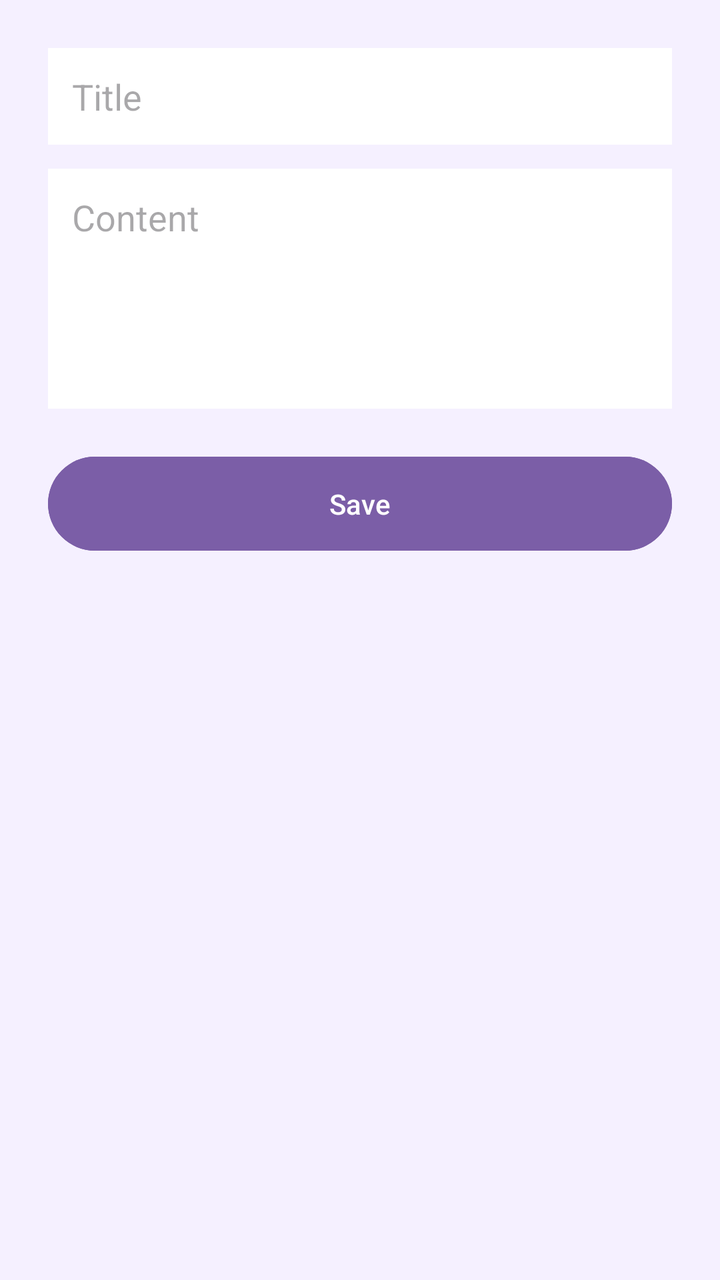
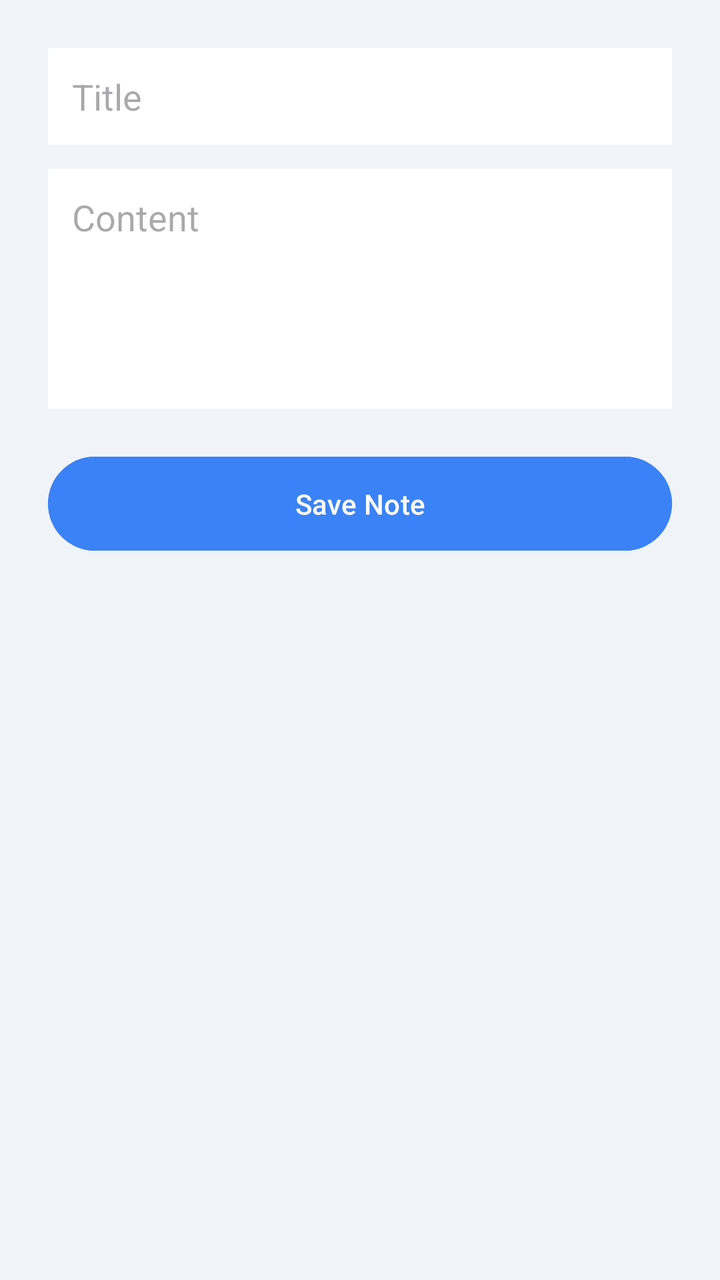

Before-and-after screenshots of an Android layout around one commit, followed by the original layout XML and the change that was made.
<!-- AndroidManifest.xml: application theme Theme.Naylaai -->
<!-- res/layout/fragment_note_form.xml -->
<?xml version="1.0" encoding="utf-8"?>
<LinearLayout
    xmlns:android="http://schemas.android.com/apk/res/android"
    android:layout_width="match_parent"
    android:layout_height="match_parent"
    android:orientation="vertical"
    android:padding="24dp"
    android:background="#F5F0FF">

    <EditText
        android:id="@+id/etTitle"
        android:layout_width="match_parent"
        android:layout_height="wrap_content"
        android:hint="Title"
        android:background="@android:color/white"
        android:padding="12dp"
        android:layout_marginBottom="12dp"/>

    <EditText
        android:id="@+id/etContent"
        android:layout_width="match_parent"
        android:layout_height="120dp"
        android:hint="Content"
        android:background="@android:color/white"
        android:padding="12dp"
        android:gravity="top"
        android:layout_marginBottom="20dp"/>

    <Button
        android:id="@+id/btnSave"
        android:layout_width="match_parent"
        android:layout_height="wrap_content"
        android:text="Save"
        android:backgroundTint="#7B5EA7"
        android:textColor="@android:color/white"
        android:padding="14dp"/>

</LinearLayout>
<!-- resources referenced by this layout -->
<resources>
  <style name="Theme.Naylaai" parent="Base.Theme.Naylaai" />
  <style name="Base.Theme.Naylaai" parent="Theme.Material3.DayNight.NoActionBar">
          
          
      </style>
</resources>

<!-- the commit's change to res/layout/fragment_note_form.xml (unified diff, before → after) -->
@@ -5,7 +5,7 @@
     android:layout_height="match_parent"
     android:orientation="vertical"
     android:padding="24dp"
-    android:background="#F5F0FF">
+    android:background="#F0F4F8">
 
     <EditText
         android:id="@+id/etTitle"
@@ -30,8 +30,8 @@
         android:id="@+id/btnSave"
         android:layout_width="match_parent"
         android:layout_height="wrap_content"
-        android:text="Save"
-        android:backgroundTint="#7B5EA7"
+        android:text="Save Note"
+        android:backgroundTint="@color/primary_blue"
         android:textColor="@android:color/white"
         android:padding="14dp"/>
 
<!-- resource entries referenced after the edit -->
@@ -1,5 +1,6 @@
 <!-- resources referenced by this layout -->
 <resources>
+  <color name="primary_blue">#3B82F6</color>
   <style name="Theme.Naylaai" parent="Base.Theme.Naylaai" />
   <style name="Base.Theme.Naylaai" parent="Theme.Material3.DayNight.NoActionBar">
           
